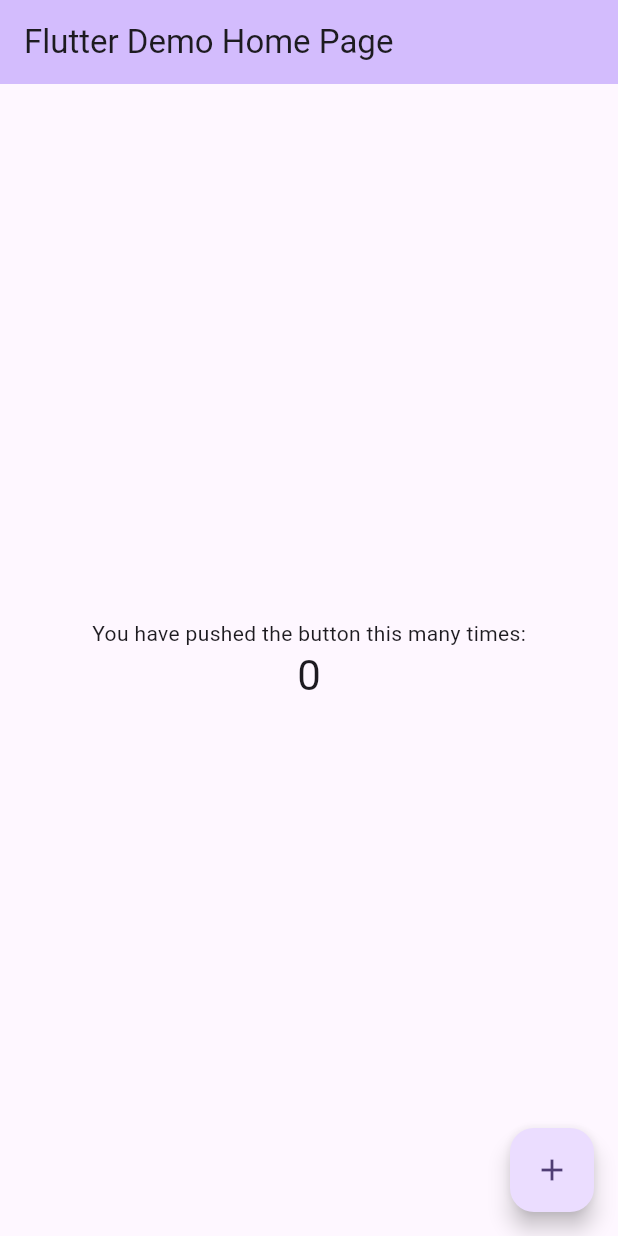
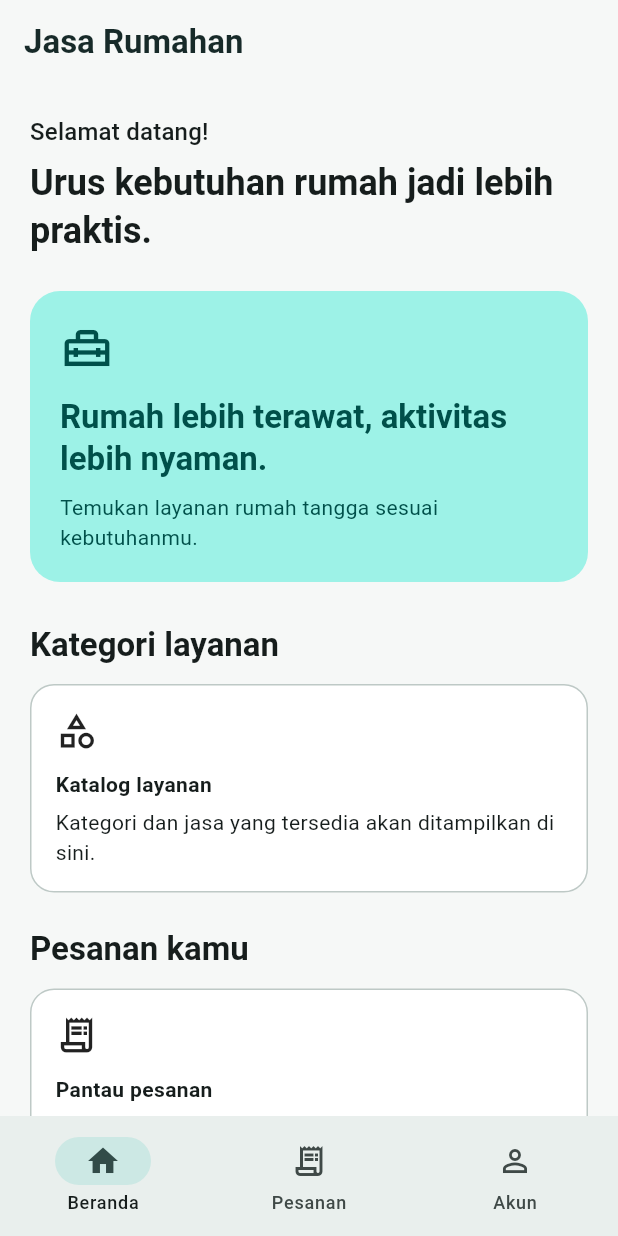
Before and after one commit to NielTur/jasa-rumahan, a Flutter app: the screen it shows after launch, on a phone screen of 412 x 824 dp. Run offline on Flutter 3.47's test engine with Material 3 defaults, Android fonts, the phone set to English and light mode, and no system bars; our stand-ins replace dio, shared_preferences.

Commit message:
wip(customer_app): tema dan layar awal

```diff
--- a/apps/customer_app/lib/main.dart
+++ b/apps/customer_app/lib/main.dart
@@ -1,4 +1,8 @@
+
 import 'package:flutter/material.dart';
+
+import 'theme/app_theme.dart';
+import 'ui/main_navigation_page.dart';
 
 void main() {
   runApp(const MyApp());
@@ -7,116 +11,13 @@ void main() {
 class MyApp extends StatelessWidget {
   const MyApp({super.key});
 
-  // This widget is the root of your application.
   @override
   Widget build(BuildContext context) {
     return MaterialApp(
-      title: 'Flutter Demo',
-      theme: ThemeData(
-        // This is the theme of your application.
-        //
-        // TRY THIS: Try running your application with "flutter run". You'll see
-        // the application has a purple toolbar. Then, without quitting the app,
-        // try changing the seedColor in the colorScheme below to Colors.green
-        // and then invoke "hot reload" (save your changes or press the "hot
-        // reload" button in a Flutter-supported IDE, or press "r" if you used
-        // the command line to start the app).
-        //
-        // Notice that the counter didn't reset back to zero; the application
-        // state is not lost during the reload. To reset the state, use hot
-        // restart instead.
-        //
-        // This works for code too, not just values: Most code changes can be
-        // tested with just a hot reload.
-        colorScheme: .fromSeed(seedColor: Colors.deepPurple),
-      ),
-      home: const MyHomePage(title: 'Flutter Demo Home Page'),
+      title: 'Jasa Rumahan',
+      debugShowCheckedModeBanner: false,
+      theme: AppTheme.lightTheme,
+      home: const MainNavigationPage(),
     );
   }
 }
-
-class MyHomePage extends StatefulWidget {
-  const MyHomePage({super.key, required this.title});
-
-  // This widget is the home page of your application. It is stateful, meaning
-  // that it has a State object (defined below) that contains fields that affect
-  // how it looks.
-
-  // This class is the configuration for the state. It holds the values (in this
-  // case the title) provided by the parent (in this case the App widget) and
-  // used by the build method of the State. Fields in a Widget subclass are
-  // always marked "final".
-
-  final String title;
-
-  @override
-  State<MyHomePage> createState() => _MyHomePageState();
-}
-
-class _MyHomePageState extends State<MyHomePage> {
-  int _counter = 0;
-
-  void _incrementCounter() {
-    setState(() {
-      // This call to setState tells the Flutter framework that something has
-      // changed in this State, which causes it to rerun the build method below
-      // so that the display can reflect the updated values. If we changed
-      // _counter without calling setState(), then the build method would not be
-      // called again, and so nothing would appear to happen.
-      _counter++;
-    });
-  }
-
-  @override
-  Widget build(BuildContext context) {
-    // This method is rerun every time setState is called, for instance as done
-    // by the _incrementCounter method above.
-    //
-    // The Flutter framework has been optimized to make rerunning build methods
-    // fast, so that you can just rebuild anything that needs updating rather
-    // than having to individually change instances of widgets.
-    return Scaffold(
-      appBar: AppBar(
-        // TRY THIS: Try changing the color here to a specific color (to
-        // Colors.amber, perhaps?) and trigger a hot reload to see the AppBar
-        // change color while the other colors stay the same.
-        backgroundColor: Theme.of(context).colorScheme.inversePrimary,
-        // Here we take the value from the MyHomePage object that was created by
-        // the App.build method, and use it to set our appbar title.
-        title: Text(widget.title),
-      ),
-      body: Center(
-        // Center is a layout widget. It takes a single child and positions it
-        // in the middle of the parent.
-        child: Column(
-          // Column is also a layout widget. It takes a list of children and
-          // arranges them vertically. By default, it sizes itself to fit its
-          // children horizontally, and tries to be as tall as its parent.
-          //
-          // Column has various properties to control how it sizes itself and
-          // how it positions its children. Here we use mainAxisAlignment to
-          // center the children vertically; the main axis here is the vertical
-          // axis because Columns are vertical (the cross axis would be
-          // horizontal).
-          //
-          // TRY THIS: Invoke "debug painting" (choose the "Toggle Debug Paint"
-          // action in the IDE, or press "p" in the console), to see the
-          // wireframe for each widget.
-          mainAxisAlignment: .center,
-          children: [
-            const Text('You have pushed the button this many times:'),
-            Text(
-              '$_counter',
-              style: Theme.of(context).textTheme.headlineMedium,
-            ),
-          ],
-        ),
-      ),
-      floatingActionButton: FloatingActionButton(
-        onPressed: _incrementCounter,
-        tooltip: 'Increment',
-        child: const Icon(Icons.add),
-      ),
-    );
-  }
-}
--- /dev/null
+++ b/apps/customer_app/lib/theme/app_theme.dart
@@ -0,0 +1,20 @@
+
+import 'package:flutter/material.dart';
+
+class AppTheme {
+  static ThemeData get lightTheme {
+    return ThemeData(
+      useMaterial3: true,
+      colorScheme: ColorScheme.fromSeed(
+        seedColor: const Color(0xFF0F766E),
+      ),
+      scaffoldBackgroundColor: const Color(0xFFF6F8F7),
+      appBarTheme: const AppBarTheme(
+        backgroundColor: Color(0xFFF6F8F7),
+        foregroundColor: Color(0xFF172A29),
+        elevation: 0,
+        centerTitle: false,
+      ),
+    );
+  }
+}
--- /dev/null
+++ b/apps/customer_app/lib/ui/home_page.dart
@@ -0,0 +1,159 @@
+
+import 'package:flutter/material.dart';
+
+class HomePage extends StatelessWidget {
+  const HomePage({
+    super.key,
+    required this.onViewOrders,
+  });
+
+  final VoidCallback onViewOrders;
+
+  @override
+  Widget build(BuildContext context) {
+    final colors = Theme.of(context).colorScheme;
+
+    return SingleChildScrollView(
+      padding: const EdgeInsets.all(20),
+      child: Column(
+        crossAxisAlignment: CrossAxisAlignment.start,
+        children: [
+          Text(
+            'Selamat datang!',
+            style: Theme.of(context).textTheme.titleMedium,
+          ),
+          const SizedBox(height: 6),
+          Text(
+            'Urus kebutuhan rumah jadi lebih praktis.',
+            style: Theme.of(context).textTheme.headlineSmall?.copyWith(
+                  fontWeight: FontWeight.bold,
+                ),
+          ),
+          const SizedBox(height: 24),
+
+          // Banner utama aplikasi.
+          Container(
+            width: double.infinity,
+            padding: const EdgeInsets.all(20),
+            decoration: BoxDecoration(
+              color: colors.primaryContainer,
+              borderRadius: BorderRadius.circular(20),
+            ),
+            child: Column(
+              crossAxisAlignment: CrossAxisAlignment.start,
+              children: [
+                Icon(
+                  Icons.home_repair_service_outlined,
+                  size: 36,
+                  color: colors.onPrimaryContainer,
+                ),
+                const SizedBox(height: 14),
+                Text(
+                  'Rumah lebih terawat, aktivitas lebih nyaman.',
+                  style: Theme.of(context).textTheme.titleLarge?.copyWith(
+                        fontWeight: FontWeight.bold,
+                        color: colors.onPrimaryContainer,
+                      ),
+                ),
+                const SizedBox(height: 8),
+                Text(
+                  'Temukan layanan rumah tangga sesuai kebutuhanmu.',
+                  style: TextStyle(
+                    color: colors.onPrimaryContainer,
+                  ),
+                ),
+              ],
+            ),
+          ),
+
+          const SizedBox(height: 28),
+
+          Text(
+            'Kategori layanan',
+            style: Theme.of(context).textTheme.titleLarge?.copyWith(
+                  fontWeight: FontWeight.bold,
+                ),
+          ),
+          const SizedBox(height: 12),
+
+          _InformationCard(
+            icon: Icons.category_outlined,
+            title: 'Katalog layanan',
+            description:
+                'Kategori dan jasa yang tersedia akan ditampilkan di sini.',
+          ),
+
+          const SizedBox(height: 24),
+
+          Text(
+            'Pesanan kamu',
+            style: Theme.of(context).textTheme.titleLarge?.copyWith(
+                  fontWeight: FontWeight.bold,
+                ),
+          ),
+          const SizedBox(height: 12),
+
+          _InformationCard(
+            icon: Icons.receipt_long_outlined,
+            title: 'Pantau pesanan',
+            description:
+                'Lihat perkembangan pesanan dan status pengerjaan.',
+            action: TextButton(
+              onPressed: onViewOrders,
+              child: const Text('Lihat pesanan'),
+            ),
+          ),
+        ],
+      ),
+    );
+  }
+}
+
+class _InformationCard extends StatelessWidget {
+  const _InformationCard({
+    required this.icon,
+    required this.title,
+    required this.description,
+    this.action,
+  });
+
+  final IconData icon;
+  final String title;
+  final String description;
+  final Widget? action;
+
+  @override
+  Widget build(BuildContext context) {
+    return Container(
+      width: double.infinity,
+      padding: const EdgeInsets.all(16),
+      decoration: BoxDecoration(
+        color: Colors.white,
+        borderRadius: BorderRadius.circular(16),
+        border: Border.all(
+          color: Theme.of(context).colorScheme.outlineVariant,
+        ),
+      ),
+      child: Column(
+        crossAxisAlignment: CrossAxisAlignment.start,
+        children: [
+          Icon(icon, size: 28),
+          const SizedBox(height: 12),
+          Text(
+            title,
+            style: const TextStyle(fontWeight: FontWeight.bold),
+          ),
+          const SizedBox(height: 5),
+          Text(description),
+          if (action != null) ...[
+            const SizedBox(height: 8),
+            Align(
+              alignment: Alignment.centerRight,
+              child: action!,
+            ),
+          ],
+        ],
+      ),
+    );
+  }
+}
--- /dev/null
+++ b/apps/customer_app/lib/ui/main_navigation_page.dart
@@ -0,0 +1,72 @@
+
+import 'package:flutter/material.dart';
+
+import 'account_page.dart';
+import 'home_page.dart';
+import 'orders_page.dart';
+
+class MainNavigationPage extends StatefulWidget {
+  const MainNavigationPage({super.key});
+
+  @override
+  State<MainNavigationPage> createState() => _MainNavigationPageState();
+}
+
+class _MainNavigationPageState extends State<MainNavigationPage> {
+  int _selectedIndex = 0;
+
+  final List<String> _pageTitles = [
+    'Jasa Rumahan',
+    'Pesanan',
+    'Akun',
+  ];
+
+  void _changePage(int index) {
+    setState(() {
+      _selectedIndex = index;
+    });
+  }
+
+  @override
+  Widget build(BuildContext context) {
+    return Scaffold(
+      appBar: AppBar(
+        title: Text(
+          _pageTitles[_selectedIndex],
+          style: const TextStyle(fontWeight: FontWeight.bold),
+        ),
+      ),
+      body: IndexedStack(
+        index: _selectedIndex,
+        children: [
+          HomePage(
+            onViewOrders: () => _changePage(1),
+          ),
+          const OrdersPage(),
+          const AccountPage(),
+        ],
+      ),
+      bottomNavigationBar: NavigationBar(
+        selectedIndex: _selectedIndex,
+        onDestinationSelected: _changePage,
+        destinations: const [
+          NavigationDestination(
+            icon: Icon(Icons.home_outlined),
+            selectedIcon: Icon(Icons.home),
+            label: 'Beranda',
+          ),
+          NavigationDestination(
+            icon: Icon(Icons.receipt_long_outlined),
+            selectedIcon: Icon(Icons.receipt_long),
+            label: 'Pesanan',
+          ),
+          NavigationDestination(
+            icon: Icon(Icons.person_outline),
+            selectedIcon: Icon(Icons.person),
+            label: 'Akun',
+          ),
+        ],
+      ),
+    );
+  }
+}
```
Also changed, not shown: apps/customer_app/lib/ui/account_page.dart (added, +77 -0 lines), apps/customer_app/lib/ui/orders_page.dart (added, +59 -0 lines), 1 other file.
